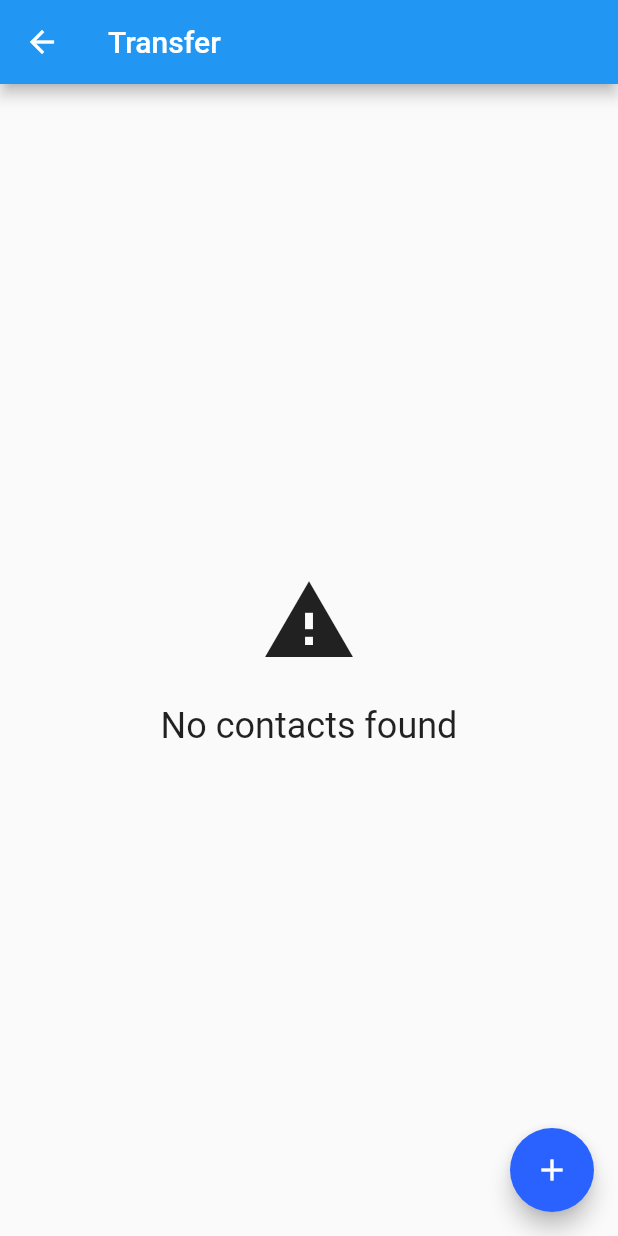
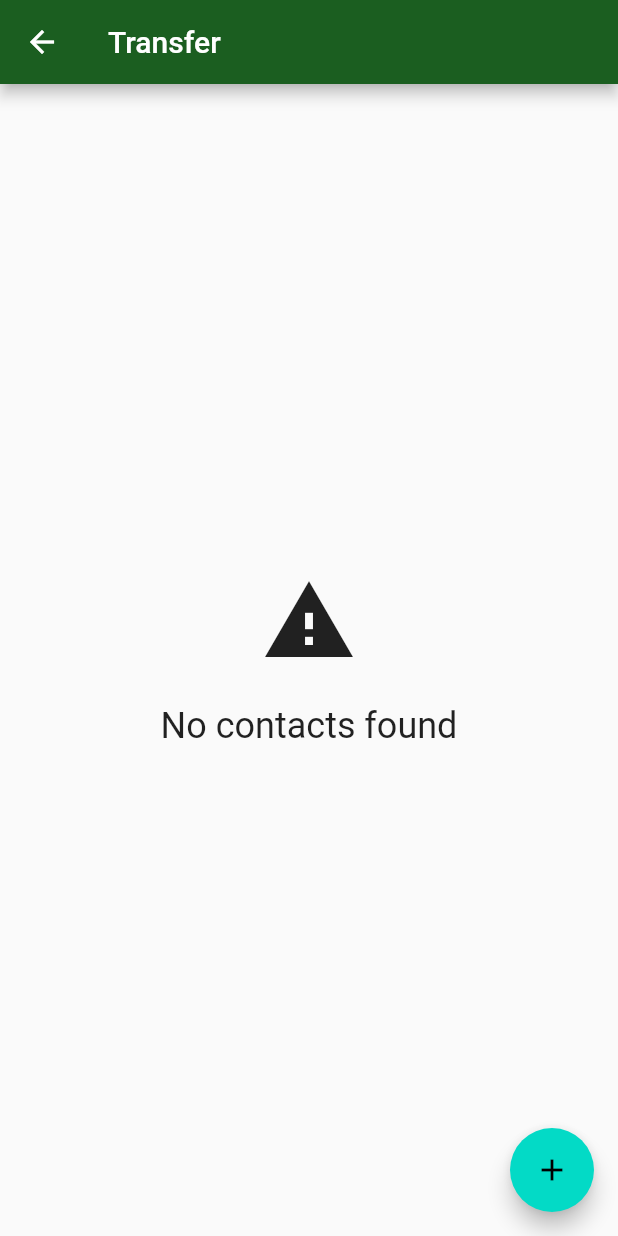
Before and after one commit to lucaschagas550/Alura_Persistencia_Flutter, a Flutter app: the screen it shows after launch, after a tap on "Transfer", on a phone screen of 412 x 824 dp. Run offline on Flutter 3.47's test engine with Material 2 defaults, Android fonts, the phone set to English and light mode, and no system bars; our stand-ins replace firebase_core, firebase_crashlytics, sqflite; missing offline and left inert: http_interceptor; accounts and stored records are empty.

Commit message:
Feat: Ajuste nas cores. Feat: Extração do temas para unica resposabilidade.

```diff
--- a/lib/main.dart
+++ b/lib/main.dart
@@ -41,12 +41,19 @@ class BytebankApp extends StatelessWidget {
     return MaterialApp(
       debugShowCheckedModeBanner: false, //remove canto superior a flag de debug
       theme: ThemeData(
-          primaryColor: Colors.green[900],
-          accentColor: Colors.blueAccent[700],
-          buttonTheme: ButtonThemeData(
-            buttonColor: Colors.blueAccent[700],
-            textTheme: ButtonTextTheme.primary,
-          )),
+        primaryColor: Colors.green[900],
+        colorScheme: ColorScheme.light(primary: Colors.green.shade900),
+        buttonTheme: ButtonThemeData(
+          buttonColor: Colors.green[700],
+          textTheme: ButtonTextTheme.primary,
+        ),
+        elevatedButtonTheme: ElevatedButtonThemeData(
+          style: ElevatedButton.styleFrom(
+            primary: Colors.green[700],
+          ),
+        ),
+      ),
+
       home: DashBoard(),
     );
   }
```
Also changed, not shown: lib/components/theme.dart (added, +15 -0 lines).
